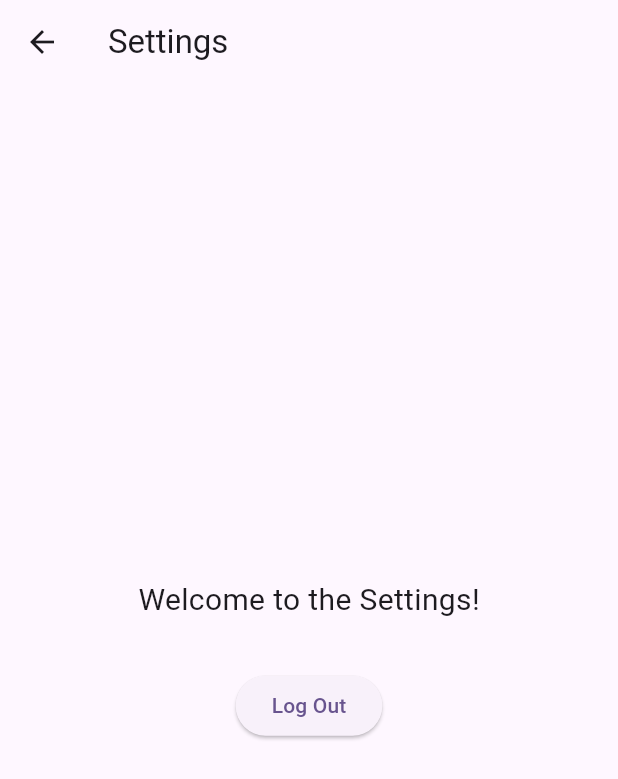
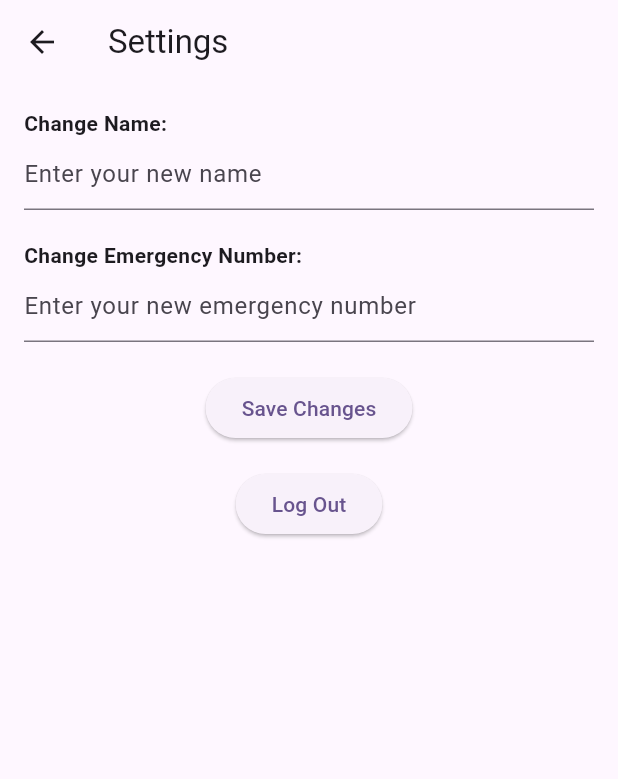
Before and after one commit to osshiya/Whistle, a Flutter app: the screen it shows once a user with an empty profile is signed in, after a tap on the "settings" icon, on a phone screen of 412 x 824 dp. Shown: the top 779 px of the screen. Run offline on Flutter 3.47's test engine with Material 3 defaults, Android fonts, the phone set to English and light mode, and no system bars; our stand-ins replace cloud_firestore, firebase_auth, firebase_core, firebase_database, firebase_messaging, flutter_blue_plus and 6 more; missing offline and left inert: workmanager; accounts and stored records are empty.

Commit message:
add settings

```diff
--- a/flutter_app/lib/pages/settings.dart
+++ b/flutter_app/lib/pages/settings.dart
@@ -3,6 +3,7 @@ import 'package:flutter/material.dart';
 import 'package:firebase_auth/firebase_auth.dart';
 import 'package:shared_preferences/shared_preferences.dart';
 import 'package:flutter_app/auth/login_page.dart';
+import 'package:flutter_app/models/authDB.dart' as AuthDB;
 
 class SettingsPage extends StatefulWidget {
   static const title = 'Settings';
@@ -16,7 +17,33 @@ class SettingsPage extends StatefulWidget {
 
 class _SettingsPageState extends State<SettingsPage> {
   final FirebaseAuth _auth = FirebaseAuth.instance;
+  late AuthDB.FirebaseHelper dbAuthHelper;
   late String uid;
+  Map<String, dynamic>? _data;
+  TextEditingController _nameController = TextEditingController();
+  TextEditingController _emergencyNumberController = TextEditingController();
+
+  @override
+  void initState() {
+    super.initState();
+    dbAuthHelper = AuthDB.FirebaseHelper();
+
+    _retrieveData();
+  }
+
+  Future<void> _retrieveData() async {
+    try {
+      uid = await dbAuthHelper.getStoredUid();
+      Map<String, dynamic>? data = await dbAuthHelper.getUserData(uid);
+      setState(() {
+        _data = data;
+        _nameController.text = _data?['name'] ?? '';
+        _emergencyNumberController.text = _data?['emergencyNumber'] ?? '';
+      });
+    } catch (error) {
+      print('Error retrieving data: $error');
+    }
+  }
 
   Future<void> _logout() async {
     try {
@@ -55,15 +82,58 @@ class _SettingsPageState extends State<SettingsPage> {
       appBar: AppBar(
         title: const Text(SettingsPage.title),
       ),
-      body: Center(
+      body: Padding(
+        padding: EdgeInsets.all(16.0),
         child: Column(
-          mainAxisAlignment: MainAxisAlignment.center,
+          mainAxisAlignment: MainAxisAlignment.start,
+          crossAxisAlignment: CrossAxisAlignment.center,
           children: [
-            const Text(
-              'Welcome to the Settings!',
-              style: TextStyle(fontSize: 20.0),
+            Column(
+              mainAxisAlignment: MainAxisAlignment.start,
+              crossAxisAlignment: CrossAxisAlignment.start,
+              children: [
+                Text(
+                  'Change Name:',
+                  style: TextStyle(fontWeight: FontWeight.bold),
+                ),
+                TextField(
+                  controller: _nameController,
+                  decoration: InputDecoration(
+                    hintText: 'Enter your new name',
+                  ),
+                ),
+              ],
             ),
-            const SizedBox(height: 16.0),
+            SizedBox(height: 20.0),
+            Column(
+              mainAxisAlignment: MainAxisAlignment.start,
+              crossAxisAlignment: CrossAxisAlignment.start,
+              children: [
+                Text(
+                  'Change Emergency Number:',
+                  style: TextStyle(fontWeight: FontWeight.bold),
+                ),
+                TextField(
+                  controller: _emergencyNumberController,
+                  decoration: InputDecoration(
+                    hintText: 'Enter your new emergency number',
+                  ),
+                ),
+              ],
+            ),
+            SizedBox(height: 20.0),
+            ElevatedButton(
+              onPressed: () {
+                // Save the changes
+                String newName = _nameController.text;
+                String newEmergencyNumber = _emergencyNumberController.text;
+                dbAuthHelper.updateUserData(newName, newEmergencyNumber);
+                ScaffoldMessenger.of(context).showSnackBar(
+                  SnackBar(content: Text('Changes saved successfully')),
+                );
+              },
+              child: Text('Save Changes'),
+            ),
             const SizedBox(height: 16.0),
             ElevatedButton(
               onPressed: () => _logout(),
```
